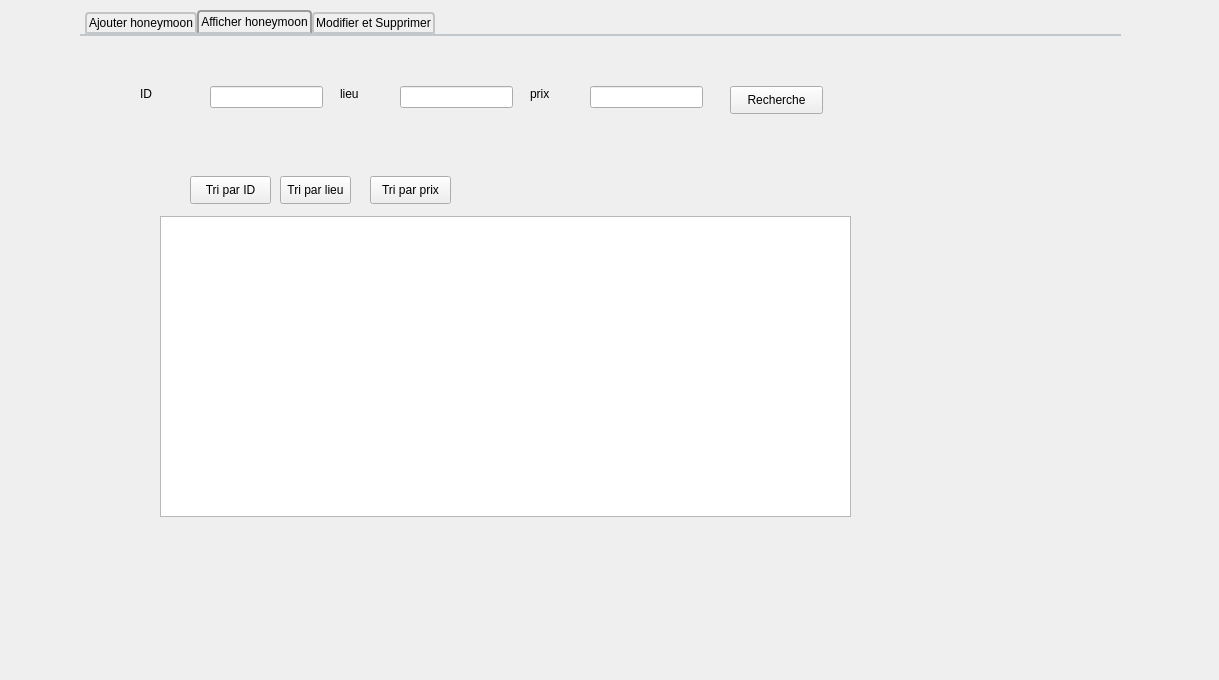
Above: honeymoonplus.ui from melek007/smart_wedding_2a09 before the change. Below: the same form after it.
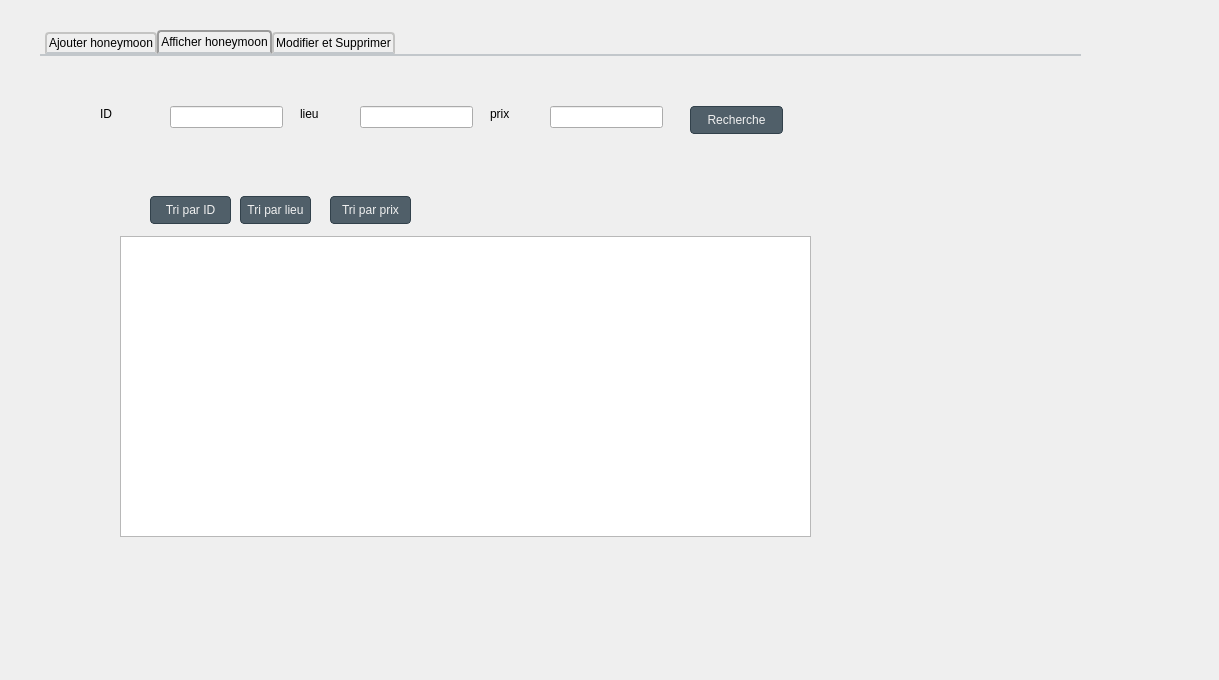
That is the form after the change. The open tabs and pages were chosen to show the change.

Diff of the .ui file:
```diff
--- a/honeymoonplus.ui
+++ b/honeymoonplus.ui
@@ -28,8 +28,8 @@
   <widget class="QTabWidget" name="honeymoon">
    <property name="geometry">
     <rect>
-     <x>80</x>
-     <y>10</y>
+     <x>40</x>
+     <y>30</y>
      <width>1041</width>
      <height>601</height>
     </rect>
@@ -295,6 +295,25 @@
        <height>28</height>
       </rect>
      </property>
+     <property name="styleSheet">
+      <string notr="true">QPushButton {
+
+  background-color: #505F69;
+
+  border: 1px solid #32414B;
+
+  color: #F0F0F0;
+
+  border-radius: 4px;
+
+  padding: 3px;
+
+  outline: none;
+
+}
+
+</string>
+     </property>
      <property name="text">
       <string>Tri par lieu</string>
      </property>
@@ -308,6 +327,25 @@
        <height>28</height>
       </rect>
      </property>
+     <property name="styleSheet">
+      <string notr="true">QPushButton {
+
+  background-color: #505F69;
+
+  border: 1px solid #32414B;
+
+  color: #F0F0F0;
+
+  border-radius: 4px;
+
+  padding: 3px;
+
+  outline: none;
+
+}
+
+</string>
+     </property>
      <property name="text">
       <string>Recherche</string>
      </property>
@@ -347,6 +385,25 @@
        <height>28</height>
       </rect>
      </property>
+     <property name="styleSheet">
+      <string notr="true">QPushButton {
+
+  background-color: #505F69;
+
+  border: 1px solid #32414B;
+
+  color: #F0F0F0;
+
+  border-radius: 4px;
+
+  padding: 3px;
+
+  outline: none;
+
+}
+
+</string>
+     </property>
      <property name="text">
       <string>Tri par ID</string>
      </property>
@@ -360,6 +417,25 @@
        <height>28</height>
       </rect>
      </property>
+     <property name="styleSheet">
+      <string notr="true">QPushButton {
+
+  background-color: #505F69;
+
+  border: 1px solid #32414B;
+
+  color: #F0F0F0;
+
+  border-radius: 4px;
+
+  padding: 3px;
+
+  outline: none;
+
+}
+
+</string>
+     </property>
      <property name="text">
       <string>Tri par prix</string>
      </property>
```
Left out of the diff: 60 changed lines with no effect on the pictures.
